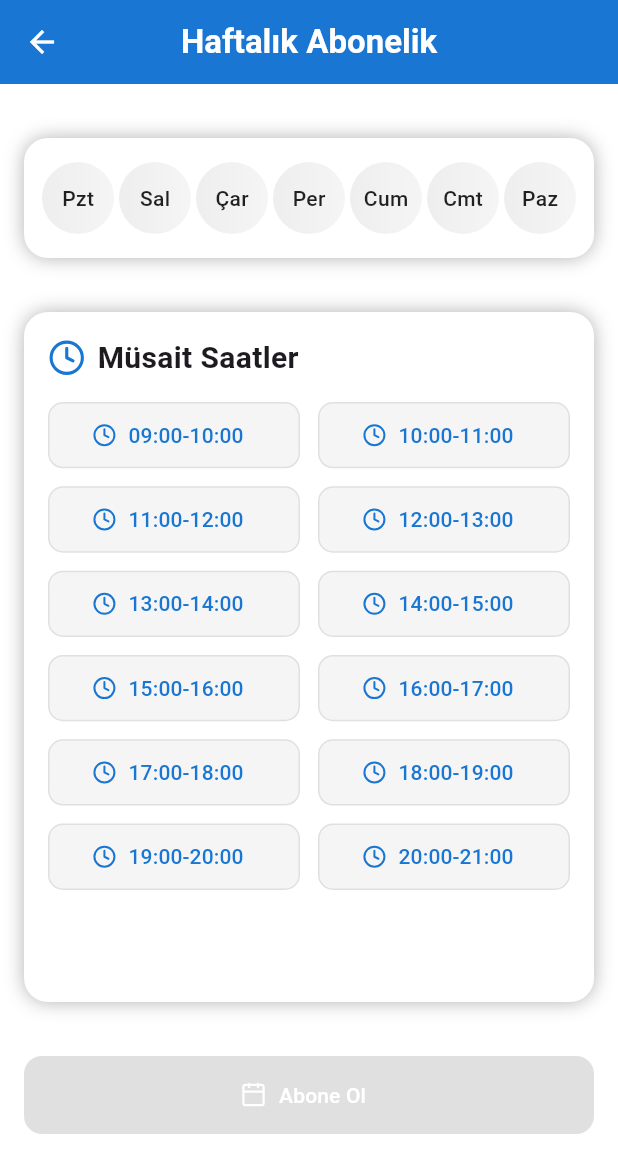
After one commit to cembarisozden/toplansin_version1, a Flutter app: the SubscribePage screen opened directly, on a phone screen of 412 x 824 dp. The commit adds this screen. Shown: the top 1173 px of the screen. Run offline on Flutter 3.47's test engine with Material 3 defaults, Android fonts, the phone set to English and light mode, and no system bars; our stand-ins replace badges, cloud_firestore, cloud_functions, firebase_auth, firebase_core, firebase_messaging and 4 more; accounts and stored records are empty; network calls fail.

Commit message:
abonelik tasarım oluşturuldu

```diff
--- /dev/null
+++ b/lib/ui/user_views/subscribe_page.dart
@@ -0,0 +1,378 @@
+import 'package:flutter/material.dart';
+import 'package:lucide_icons/lucide_icons.dart';
+
+class SubscribePage extends StatefulWidget {
+  const SubscribePage({Key? key}) : super(key: key);
+
+  @override
+  State<SubscribePage> createState() => _SubscribePageState();
+}
+
+class _SubscribePageState extends State<SubscribePage> {
+  int? selectedDay;
+  String? selectedTime;
+
+  final List<Map<String, String>> daysOfWeek = [
+    {'short': 'Pzt', 'full': 'Pazartesi'},
+    {'short': 'Sal', 'full': 'Salı'},
+    {'short': 'Çar', 'full': 'Çarşamba'},
+    {'short': 'Per', 'full': 'Perşembe'},
+    {'short': 'Cum', 'full': 'Cuma'},
+    {'short': 'Cmt', 'full': 'Cumartesi'},
+    {'short': 'Paz', 'full': 'Pazar'},
+  ];
+
+  final List<String> timeSlots = [
+    "09:00-10:00",
+    "10:00-11:00",
+    "11:00-12:00",
+    "12:00-13:00",
+    "13:00-14:00",
+    "14:00-15:00",
+    "15:00-16:00",
+    "16:00-17:00",
+    "17:00-18:00",
+    "18:00-19:00",
+    "19:00-20:00",
+    "20:00-21:00",
+  ];
+
+  final List<Color> gradientColors = [
+    Color(0xFF42A5F5),
+    Color(0xFF64B5F6),
+  ];
+
+  bool get canMakeReservation => selectedDay != null && selectedTime != null;
+  void _showSubscriptionConfirmationDialog(BuildContext context) {
+    final selectedDayText = daysOfWeek[selectedDay!]['full'];
+    final selectedTimeText = selectedTime!;
+
+    showDialog(
+      context: context,
+      builder: (context) => AlertDialog(
+        shape: RoundedRectangleBorder(borderRadius: BorderRadius.circular(16)),
+        backgroundColor: Colors.white,
+        title: const Text(
+          'Abonelik Onayı',
+          style: TextStyle(
+            color: Colors.blue,
+            fontWeight: FontWeight.bold,
+            fontSize: 18,
+          ),
+        ),
+        content: Column(
+          mainAxisSize: MainAxisSize.min,
+          crossAxisAlignment: CrossAxisAlignment.start,
+          children: [
+            const Text(
+              'Aşağıdaki gün ve saat için haftalık abonelik oluşturmak üzeresiniz. Onaylıyor musunuz?',
+              style: TextStyle(fontSize: 14),
+            ),
+            const SizedBox(height: 16),
+            Container(
+              padding: const EdgeInsets.all(12),
+              decoration: BoxDecoration(
+                color: Colors.blue.shade50,
+                borderRadius: BorderRadius.circular(8),
+              ),
+              child: Center(
+                child: Text(
+                  '$selectedDayText $selectedTimeText',
+                  style: const TextStyle(
+                    fontSize: 16,
+                    fontWeight: FontWeight.bold,
+                    color: Colors.blue,
+                  ),
+                ),
+              ),
+            ),
+          ],
+        ),
+        actions: [
+          TextButton(
+            onPressed: () => Navigator.of(context).pop(),
+            child: const Text(
+              'İptal',
+              style: TextStyle(color: Colors.black54),
+            ),
+          ),
+          ElevatedButton(
+            onPressed: () {
+              Navigator.of(context).pop();
+              // TODO: Abonelik işlemini burada gerçekleştir
+            },
+            style: ElevatedButton.styleFrom(
+              backgroundColor: Colors.blue.shade700,
+              shape: RoundedRectangleBorder(
+                borderRadius: BorderRadius.circular(8),
+              ),
+            ),
+            child: const Text(
+              'Onayla',
+              style: TextStyle(color: Colors.white),
+            ),
+          ),
+        ],
+      ),
+    );
+  }
+
+  @override
+  Widget build(BuildContext context) {
+    return Scaffold(
+      backgroundColor: Colors.white,
+      appBar: AppBar(
+        backgroundColor: Colors.blue.shade700,
+        elevation: 0,
+        centerTitle: true,
+        title: const Text(
+          'Haftalık Abonelik',
+          style: TextStyle(fontWeight: FontWeight.w600, color: Colors.white),
+        ),
+        leading: IconButton(
+          icon: const Icon(Icons.arrow_back, color: Colors.white),
+          onPressed: () => Navigator.pop(context),
+        ),
+      ),
+      body: SafeArea(
+        child: Column(
+          children: [
+            SizedBox(
+              height: 20,
+            ),
+            // Günler kutusu
+            Container(
+              margin: const EdgeInsets.all(16),
+              padding: const EdgeInsets.symmetric(horizontal: 12, vertical: 16),
+              decoration: BoxDecoration(
+                color: Colors.white,
+                borderRadius: BorderRadius.circular(16),
+                boxShadow: [
+                  BoxShadow(
+                    color: Colors.black.withOpacity(0.3),
+                    blurRadius: 10,
+                  ),
+                ],
+              ),
+              child: Row(
+                mainAxisAlignment: MainAxisAlignment.spaceBetween,
+                children: List.generate(daysOfWeek.length, (index) {
+                  final isSelected = selectedDay == index;
+                  return GestureDetector(
+                    onTap: () => setState(() => selectedDay = index),
+                    child: AnimatedContainer(
+                      duration: const Duration(milliseconds: 250),
+                      width: 48,
+                      height: 48,
+                      decoration: BoxDecoration(
+                        shape: BoxShape.circle,
+                        gradient: isSelected
+                            ? LinearGradient(
+                                colors: gradientColors,
+                                begin: Alignment.topLeft,
+                                end: Alignment.bottomRight,
+                              )
+                            : LinearGradient(
+                                colors: [
+                                  Colors.grey.shade200,
+                                  Colors.grey.shade100
+                                ],
+                              ),
+                        boxShadow: isSelected
+                            ? [
+                                BoxShadow(
+                                  color: Colors.blue.shade200,
+                                  blurRadius: 5,
+                                  offset: const Offset(0, 2),
+                                ),
+                              ]
+                            : [],
+                      ),
+                      child: Center(
+                        child: Text(
+                          daysOfWeek[index]['short']!,
+                          style: TextStyle(
+                            color: isSelected ? Colors.white : Colors.black87,
+                            fontWeight: FontWeight.w500,
+                          ),
+                        ),
+                      ),
+                    ),
+                  );
+                }),
+              ),
+            ),
+            SizedBox(
+              height: 20,
+            ),
+            // Saatler kutusu
+            SizedBox(
+              height: 460,
+              child: Container(
+                margin: const EdgeInsets.symmetric(horizontal: 16),
+                padding: const EdgeInsets.all(16),
+                decoration: BoxDecoration(
+                  color: Colors.white,
+                  borderRadius: BorderRadius.circular(16),
+                  boxShadow: [
+                    BoxShadow(
+                      color: Colors.black.withOpacity(0.3),
+                      blurRadius: 10,
+                    ),
+                  ],
+                ),
+                child: Column(
+                  crossAxisAlignment: CrossAxisAlignment.start,
+                  children: [
+                    Row(
+                      children: [
+                        Icon(
+                          LucideIcons.clock,
+                          size: 25,
+                          color: Colors.blue.shade700,
+                        ),
+                        const SizedBox(width: 8),
+                        const Text(
+                          'Müsait Saatler',
+                          style: TextStyle(
+                            fontSize: 20,
+                            fontWeight: FontWeight.bold,
+                          ),
+                        ),
+                      ],
+                    ),
+                    const SizedBox(height: 15),
+                    GridView.count(
+                      crossAxisCount: 2,
+                      crossAxisSpacing: 12,
+                      mainAxisSpacing: 12,
+                      shrinkWrap: true,
+                      physics: const NeverScrollableScrollPhysics(),
+                      childAspectRatio: 3.8,
+                      children: timeSlots.map((time) {
+                        final isSelected = selectedTime == time;
+                        return Container(
+                          decoration: BoxDecoration(
+                            gradient: isSelected
+                                ? LinearGradient(
+                                    colors: gradientColors,
+                                    begin: Alignment.topLeft,
+                                    end: Alignment.bottomRight,
+                                  )
+                                : null,
+                            color: isSelected ? null : Colors.grey.shade100,
+                            borderRadius: BorderRadius.circular(10),
+                            border: Border.all(
+                              color: isSelected
+                                  ? Colors.transparent
+                                  : Colors.grey.shade300,
+                            ),
+                            boxShadow: isSelected
+                                ? [
+                                    BoxShadow(
+                                      color: Colors.blue.shade200,
+                                      blurRadius: 5,
+                                      offset: const Offset(0, 2),
+                                    ),
+                                  ]
+                                : [],
+                          ),
+                          child: ElevatedButton.icon(
+                            onPressed: () =>
+                                setState(() => selectedTime = time),
+                            icon: Icon(
+                              LucideIcons.clock,
+                              size: 16,
+                              color: isSelected
+                                  ? Colors.white
+                                  : Colors.blue.shade700,
+                            ),
+                            label: Text(
+                              time,
+                              style: TextStyle(
+                                color: isSelected
+                                    ? Colors.white
+                                    : Colors.blue.shade700,
+                              ),
+                            ),
+                            style: ElevatedButton.styleFrom(
+                              backgroundColor: Colors.transparent,
+                              shadowColor: Colors.transparent,
+                              elevation: 0,
+                              shape: RoundedRectangleBorder(
+                                borderRadius: BorderRadius.circular(10),
+                              ),
+                            ),
+                          ),
+                        );
+                      }).toList(),
+                    ),
+                  ],
+                ),
+              ),
+            ),
+            SizedBox(
+              height: 20,
+            ),
+            // Seçim özeti kutusu
+            if (selectedDay != null && selectedTime != null)
+              Padding(
+                padding:
+                    const EdgeInsets.symmetric(horizontal: 16.0, vertical: 12),
+                child: Container(
+                  padding: const EdgeInsets.all(14),
+                  decoration: BoxDecoration(
+                    color: Colors.blue.shade50,
+                    borderRadius: BorderRadius.circular(14),
+                    border: Border.all(color: Colors.blue.shade200),
+                  ),
+                  child: Row(
+                    crossAxisAlignment: CrossAxisAlignment.start,
+                    children: [
+                      const Icon(Icons.info_outline, color: Colors.blue),
+                      const SizedBox(width: 12),
+                      Expanded(
+                        child: Text(
+                          '${daysOfWeek[selectedDay!]['full']} günü, $selectedTime saatine abone olacaksınız.',
+                          style: const TextStyle(
+                            color: Colors.black87,
+                            fontSize: 14,
+                            height: 1.4,
+                          ),
+                        ),
+                      ),
+                    ],
+                  ),
+                ),
+              ),
+
+            Padding(
+              padding: const EdgeInsets.all(16.0),
+              child: ElevatedButton.icon(
+                onPressed: canMakeReservation
+                    ? () => _showSubscriptionConfirmationDialog(context)
+                    : null,
+                icon: const Icon(
+                  LucideIcons.calendar,
+                  color: Colors.white,
+                ),
+                label: const Text(
+                  'Abone Ol',
+                  style: TextStyle(color: Colors.white),
+                ),
+                style: ElevatedButton.styleFrom(
+                  minimumSize: const Size.fromHeight(52),
+                  backgroundColor: Colors.blue.shade700,
+                  disabledBackgroundColor: Colors.grey.shade300,
+                  shape: RoundedRectangleBorder(
+                    borderRadius: BorderRadius.circular(12),
+                  ),
+                ),
+              ),
+            ),
+          ],
+        ),
+      ),
+    );
+  }
+}
```
Also changed, not shown: lib/data/entitiy/abonelik.dart (deleted, +0 -46 lines), lib/data/entitiy/subscription.dart (added, +59 -0 lines), lib/services/subscription_service.dart (added, +11 -0 lines), lib/ui/user_views/favoriler_page.dart (+23 -3 lines), lib/ui/user_views/hali_saha_detail_page.dart (+47 -15 lines), lib/ui/user_views/hali_saha_page.dart (+8 -4 lines), lib/ui/user_views/subscription_detail_page.dart (renamed from lib/ui/user_views/abonelik_page.dart, +20 -20 lines), pubspec.yaml (+2 -13 lines), pubspec.lock, 125 other files.
